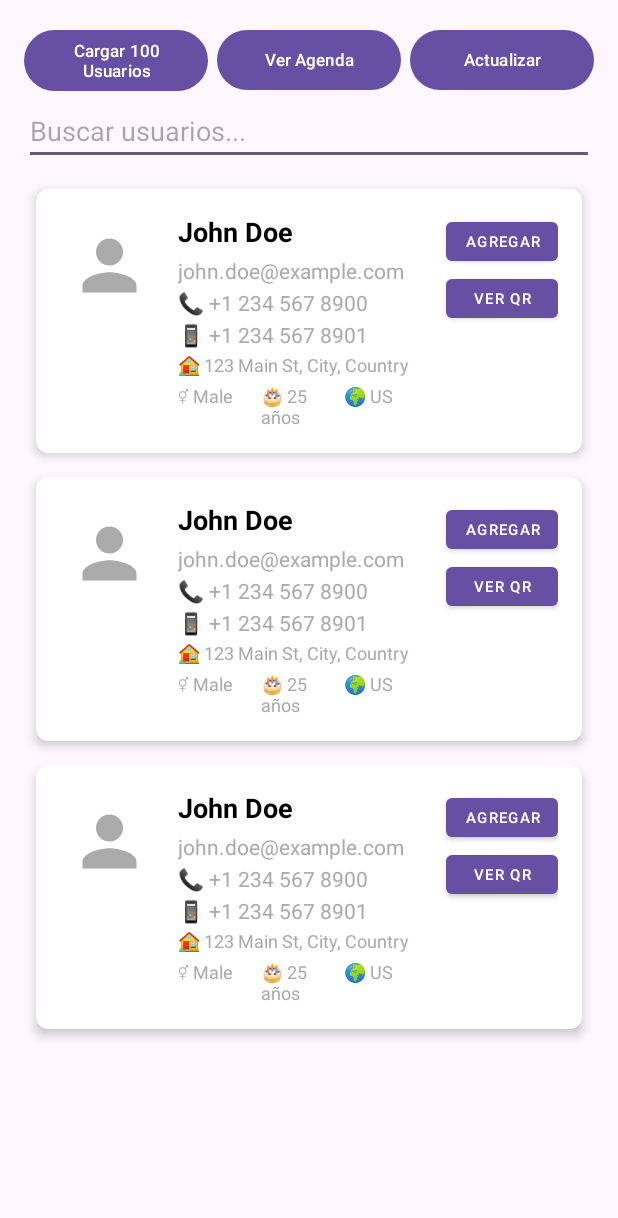
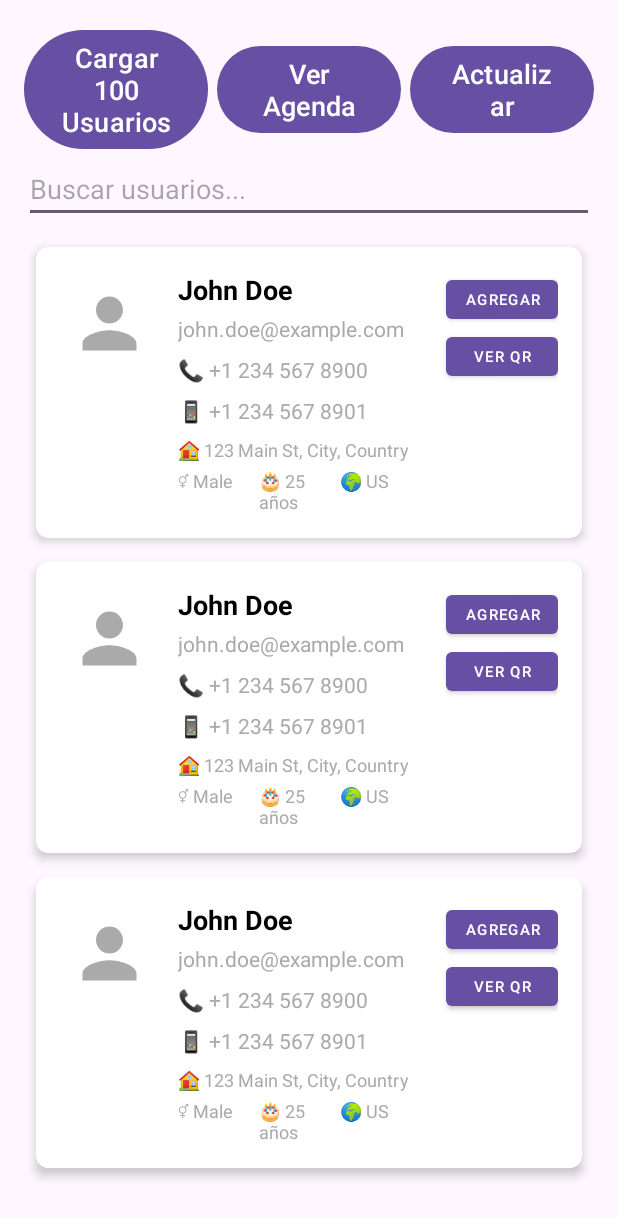
Before and after one commit to miguelpereztrujillo21/RUA-java, an Android app: the layout activity_main.xml on its own in the app's theme, with its tools: preview values and no code run, on a phone screen of 412 x 824 dp. Shown: the top 1218 px of the screen. Run offline under Robolectric (Android 15) with nearby library versions, the phone set to English and light mode, and no system bars.

```diff
--- a/app/src/main/java/com/mpt/rua_java/data/local/dao/UserDao.java
+++ b/app/src/main/java/com/mpt/rua_java/data/local/dao/UserDao.java
@@ -54,4 +54,7 @@ public interface UserDao {
 
     @Query("SELECT * FROM users WHERE isAddedToContacts = 1 ORDER BY nameFirst ASC")
     List<UserEntity> getContactUsers();
+
+    @Query("SELECT * FROM users WHERE isAddedToContacts = 1 AND (\n           nameFirst LIKE '%' || :query || '%' OR\n           nameLast LIKE '%' || :query || '%' OR\n           email LIKE '%' || :query || '%' )\n           ORDER BY nameFirst ASC")
+    List<UserEntity> searchContactsByName(String query);
 }
--- a/app/src/main/java/com/mpt/rua_java/di/UseCaseModule.java
+++ b/app/src/main/java/com/mpt/rua_java/di/UseCaseModule.java
@@ -51,4 +51,10 @@ public class UseCaseModule {
     public SearchUsersUseCase provideSearchUsersUseCase(UserRepository userRepository) {
         return new SearchUsersUseCase(userRepository);
     }
+
+    @Provides
+    @Singleton
+    public SearchContactsUseCase provideSearchContactsUseCase(UserRepository userRepository) {
+        return new SearchContactsUseCase(userRepository);
+    }
 }
--- a/app/src/main/res/layout/activity_main.xml
+++ b/app/src/main/res/layout/activity_main.xml
@@ -27,7 +27,7 @@
             android:layout_weight="1"
             android:layout_marginEnd="4dp"
             android:text="@string/load_users"
-            android:textSize="11sp" />
+            android:textSize="@dimen/text_size_large" />
 
         <Button
             android:id="@+id/buttonViewContacts"
@@ -37,7 +37,7 @@
             android:layout_marginStart="2dp"
             android:layout_marginEnd="2dp"
             android:text="@string/view_contacts"
-            android:textSize="11sp" />
+            android:textSize="@dimen/text_size_large" />
 
         <Button
             android:id="@+id/buttonRefresh"
@@ -46,7 +46,7 @@
             android:layout_weight="1"
             android:layout_marginStart="4dp"
             android:text="@string/refresh"
-            android:textSize="11sp" />
+            android:textSize="@dimen/text_size_large" />
 
     </LinearLayout>
 
@@ -82,6 +82,7 @@
         android:textAlignment="center"
         android:visibility="gone"
         android:layout_marginBottom="8dp"
+        android:textSize="@dimen/text_size_xsmall"
         app:layout_constraintTop_toBottomOf="@id/progressBar"
         app:layout_constraintStart_toStartOf="parent"
         app:layout_constraintEnd_toEndOf="parent" />
--- a/app/src/main/res/layout/item_user.xml
+++ b/app/src/main/res/layout/item_user.xml
@@ -4,14 +4,14 @@
     xmlns:tools="http://schemas.android.com/tools"
     android:layout_width="match_parent"
     android:layout_height="wrap_content"
-    android:layout_margin="8dp"
-    app:cardCornerRadius="8dp"
-    app:cardElevation="4dp">
+    android:layout_margin="@dimen/margin_medium"
+    app:cardCornerRadius="@dimen/card_corner_radius"
+    app:cardElevation="@dimen/card_elevation">
 
     <androidx.constraintlayout.widget.ConstraintLayout
         android:layout_width="match_parent"
         android:layout_height="wrap_content"
-        android:padding="16dp">
+        android:padding="@dimen/margin_xlarge">
 
         <!-- Guías para mejor alineación -->
         <androidx.constraintlayout.widget.Guideline
@@ -32,9 +32,9 @@
 
         <de.hdodenhof.circleimageview.CircleImageView
             android:id="@+id/imageProfile"
-            android:layout_width="54dp"
-            android:layout_height="54dp"
-            android:layout_marginTop="8dp"
+            android:layout_width="@dimen/avatar_size"
+            android:layout_height="@dimen/avatar_size"
+            android:layout_marginTop="@dimen/margin_medium"
             android:src="@drawable/ic_person_placeholder"
             app:layout_constraintEnd_toStartOf="@id/guidelineImageEnd"
             app:layout_constraintStart_toStartOf="parent"
@@ -44,9 +44,9 @@
             android:id="@+id/textName"
             android:layout_width="0dp"
             android:layout_height="wrap_content"
-            android:layout_marginStart="12dp"
-            android:layout_marginEnd="12dp"
-            android:textSize="18sp"
+            android:layout_marginStart="@dimen/margin_large"
+            android:layout_marginEnd="@dimen/margin_large"
+            android:textSize="@dimen/text_size_large"
             android:textStyle="bold"
             android:textColor="@android:color/black"
             tools:text="John Doe"
@@ -58,11 +58,11 @@
             android:id="@+id/textEmail"
             android:layout_width="0dp"
             android:layout_height="wrap_content"
-            android:layout_marginStart="12dp"
-            android:layout_marginEnd="12dp"
-            android:textSize="14sp"
+            android:layout_marginStart="@dimen/margin_large"
+            android:layout_marginEnd="@dimen/margin_large"
+            android:textSize="@dimen/text_size_medium"
             android:textColor="@android:color/darker_gray"
-            android:layout_marginTop="4dp"
+            android:layout_marginTop="@dimen/margin_small"
             tools:text="john.doe@example.com"
             app:layout_constraintStart_toStartOf="@id/guidelineImageEnd"
             app:layout_constraintTop_toBottomOf="@id/textName"
@@ -72,11 +72,11 @@
             android:id="@+id/textPhone"
             android:layout_width="0dp"
             android:layout_height="wrap_content"
-            android:layout_marginStart="12dp"
-            android:layout_marginEnd="12dp"
-            android:textSize="14sp"
+            android:layout_marginStart="@dimen/margin_large"
+            android:layout_marginEnd="@dimen/margin_large"
+            android:textSize="@dimen/text_size_medium"
             android:textColor="@android:color/darker_gray"
-            android:layout_marginTop="2dp"
+            android:layout_marginTop="@dimen/margin_xsmall"
             tools:text="📞 +1 234 567 8900"
             app:layout_constraintStart_toStartOf="@id/guidelineImageEnd"
             app:layout_constraintTop_toBottomOf="@id/textEmail"
@@ -86,11 +86,11 @@
             android:id="@+id/textCell"
             android:layout_width="0dp"
             android:layout_height="wrap_content"
-            android:layout_marginStart="12dp"
-            android:layout_marginEnd="12dp"
-            android:textSize="14sp"
+            android:layout_marginStart="@dimen/margin_large"
+            android:layout_marginEnd="@dimen/margin_large"
+            android:textSize="@dimen/text_size_medium"
             android:textColor="@android:color/darker_gray"
-            android:layout_marginTop="2dp"
+            android:layout_marginTop="@dimen/margin_xsmall"
             tools:text="📱 +1 234 567 8901"
             app:layout_constraintStart_toStartOf="@id/guidelineImageEnd"
             app:layout_constraintTop_toBottomOf="@id/textPhone"
@@ -100,11 +100,11 @@
             android:id="@+id/textAddress"
             android:layout_width="0dp"
             android:layout_height="wrap_content"
-            android:layout_marginStart="12dp"
-            android:layout_marginEnd="12dp"
-            android:textSize="12sp"
+            android:layout_marginStart="@dimen/margin_large"
+            android:layout_marginEnd="@dimen/margin_large"
+            android:textSize="@dimen/text_size_small"
             android:textColor="@android:color/darker_gray"
-            android:layout_marginTop="2dp"
+            android:layout_marginTop="@dimen/margin_xsmall"
             android:maxLines="2"
             android:ellipsize="end"
             tools:text="🏠 123 Main St, City, Country"
@@ -116,11 +116,11 @@
             android:id="@+id/textGender"
             android:layout_width="0dp"
             android:layout_height="wrap_content"
-            android:layout_marginStart="12dp"
-            android:layout_marginEnd="8dp"
-            android:textSize="12sp"
+            android:layout_marginStart="@dimen/margin_large"
+            android:layout_marginEnd="@dimen/margin_small"
+            android:textSize="@dimen/text_size_small"
             android:textColor="@android:color/darker_gray"
-            android:layout_marginTop="4dp"
+            android:layout_marginTop="@dimen/margin_small"
             tools:text="⚥ Male"
             app:layout_constraintStart_toStartOf="@id/guidelineImageEnd"
             app:layout_constraintTop_toBottomOf="@id/textAddress"
@@ -131,10 +131,10 @@
             android:id="@+id/textAge"
             android:layout_width="0dp"
             android:layout_height="wrap_content"
-            android:layout_marginEnd="8dp"
-            android:textSize="12sp"
+            android:layout_marginEnd="@dimen/margin_small"
+            android:textSize="@dimen/text_size_small"
             android:textColor="@android:color/darker_gray"
-            android:layout_marginTop="4dp"
+            android:layout_marginTop="@dimen/margin_small"
             tools:text="🎂 25 años"
             app:layout_constraintStart_toEndOf="@id/textGender"
             app:layout_constraintTop_toBottomOf="@id/textAddress"
@@ -144,10 +144,10 @@
             android:id="@+id/textNationality"
             android:layout_width="0dp"
             android:layout_height="wrap_content"
-            android:layout_marginEnd="12dp"
-            android:textSize="12sp"
+            android:layout_marginEnd="@dimen/margin_large"
+            android:textSize="@dimen/text_size_small"
             android:textColor="@android:color/darker_gray"
-            android:layout_marginTop="4dp"
+            android:layout_marginTop="@dimen/margin_small"
             tools:text="🌍 US"
             app:layout_constraintStart_toEndOf="@id/textAge"
             app:layout_constraintTop_toBottomOf="@id/textAddress"
--- /dev/null
+++ b/app/src/main/res/values/dimens.xml
@@ -0,0 +1,23 @@
+<?xml version="1.0" encoding="utf-8"?>
+<resources>
+    <!-- Margins -->
+    <dimen name="margin_small">4dp</dimen>
+    <dimen name="margin_medium">8dp</dimen>
+    <dimen name="margin_large">12dp</dimen>
+    <dimen name="margin_xlarge">16dp</dimen>
+
+    <!-- Elevation -->
+    <dimen name="card_elevation">4dp</dimen>
+
+    <!-- Corner Radius -->
+    <dimen name="card_corner_radius">8dp</dimen>
+
+    <!-- Sizes -->
+    <dimen name="avatar_size">54dp</dimen>
+
+    <!-- Text Sizes -->
+    <dimen name="text_size_large">18sp</dimen>
+    <dimen name="text_size_medium">14sp</dimen>
+    <dimen name="text_size_small">12sp</dimen>
+    <dimen name="text_size_xsmall">10sp</dimen>
+</resources>
--- a/app/src/main/res/values/strings.xml
+++ b/app/src/main/res/values/strings.xml
@@ -3,6 +3,7 @@
     <string name="app_name">RUA Java</string>
     <string name="load_users">Cargar 100 Usuarios</string>
     <string name="view_contacts">Ver Agenda</string>
+    <string name="view_all">Ver Todos</string>
     <string name="refresh">Actualizar</string>
     <string name="search_hint">Buscar usuarios...</string>
     <string name="no_users">No hay usuarios disponibles</string>
@@ -26,4 +27,6 @@
     <string name="error_loading_users">Error al cargar usuarios</string>
     <string name="added_to_contacts">Agregado a contactos</string>
     <string name="contact_exists">El contacto ya existe</string>
+    <string name="no_contacts_agenda">No tienes contactos en tu agenda. Agrega algunos usuarios primero.</string>
+    <string name="no_users_hint">No hay usuarios. Presiona 'Cargar 100 Usuarios' para obtener datos de RandomUser.me</string>
 </resources>
```
Also changed, not shown: app/src/main/java/com/mpt/rua_java/MainActivity.java (+30 -21 lines), app/src/main/java/com/mpt/rua_java/data/repository/UserRepositoryImpl.java (+13 -0 lines), app/src/main/java/com/mpt/rua_java/domain/repository/UserRepository.java (+7 -0 lines), app/src/main/java/com/mpt/rua_java/domain/usecase/SearchContactsUseCase.java (added, +24 -0 lines), app/src/main/java/com/mpt/rua_java/presentation/base/BaseActivity.java (added, +70 -0 lines), app/src/main/java/com/mpt/rua_java/presentation/base/BaseFragment.java (added, +71 -0 lines), app/src/main/java/com/mpt/rua_java/presentation/base/BaseViewModel.java (added, +20 -0 lines), app/src/main/java/com/mpt/rua_java/presentation/base/Event.java (added, +28 -0 lines), app/src/main/java/com/mpt/rua_java/presentation/base/UiState.java (added, +25 -0 lines), app/src/main/java/com/mpt/rua_java/presentation/ui/adapter/UserAdapter.java (+12 -3 lines), app/src/main/java/com/mpt/rua_java/presentation/viewmodel/MainViewModel.java (+33 -9 lines).
